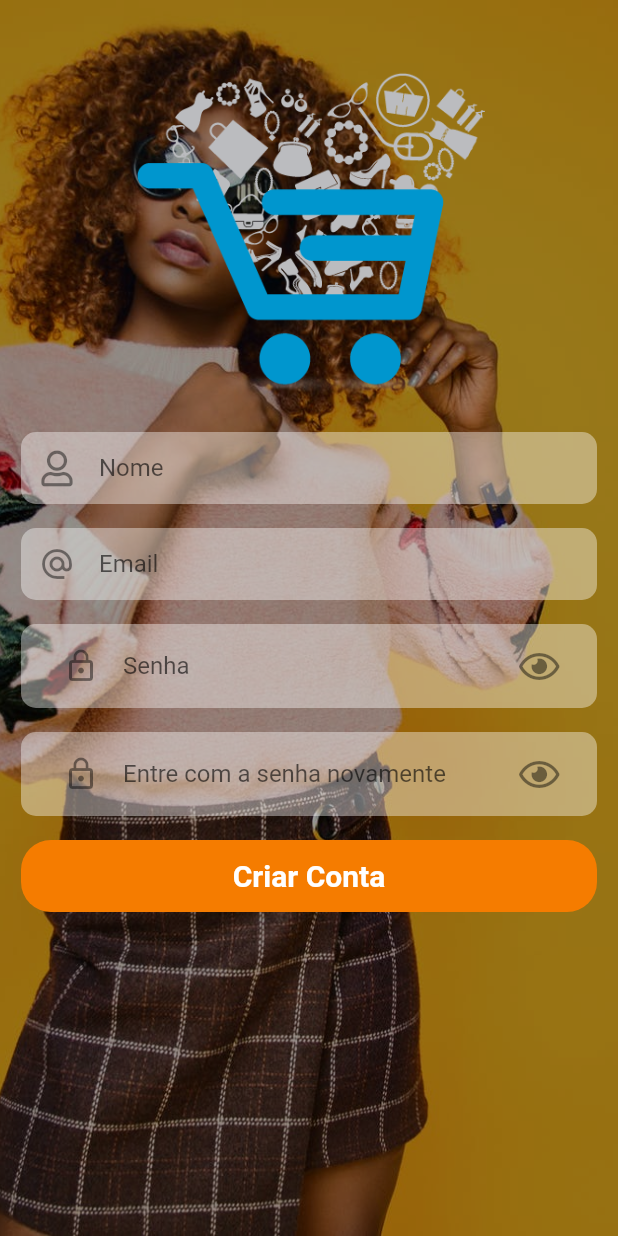
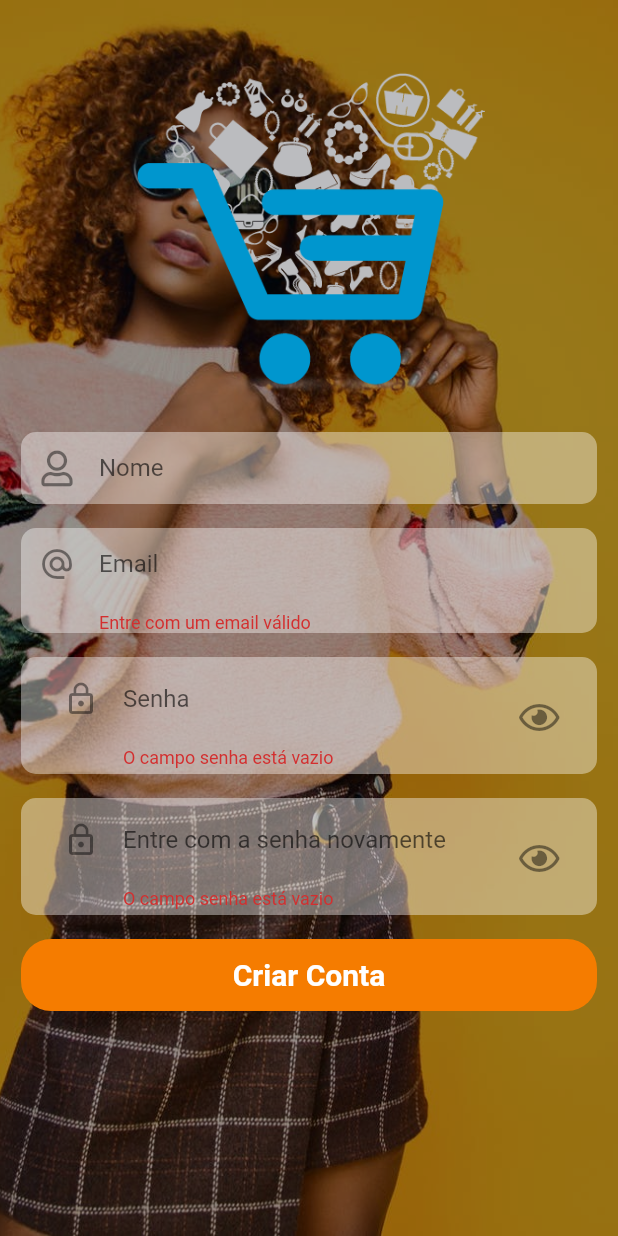
Before and after one commit to romuloufrpe/ecommerce_test, a Flutter app: the SignUp screen opened directly, after a tap on "Criar Conta", on a phone screen of 412 x 824 dp. Run offline on Flutter 3.47's test engine with Material 2 defaults, Android fonts, the phone set to English and light mode, and no system bars; our stand-ins replace carousel_pro, cloud_firestore, firebase_auth, firebase_database, fluttertoast, font_awesome_flutter and 2 more; accounts and stored records are empty.

Commit message:
Register_page

```diff
--- a/lib/db/users.dart
+++ b/lib/db/users.dart
@@ -0,0 +1,16 @@
+import 'package:firebase_database/firebase_database.dart';
+
+class UserServices {
+  FirebaseDatabase _database = FirebaseDatabase.instance;
+  String ref = "users";
+
+  createUser(Map value) {
+    String id = value["userId"];
+    _database
+        .reference()
+        .child("$ref/$id")
+        .push()
+        .set(value)
+        .catchError((e) => {print(e.toString())});
+  }
+}
--- a/lib/pages/signUp.dart
+++ b/lib/pages/signUp.dart
@@ -2,6 +2,8 @@ import 'package:flutter/material.dart';
 import 'package:cloud_firestore/cloud_firestore.dart';
 import 'package:firebase_auth/firebase_auth.dart';
 import 'package:font_awesome_flutter/font_awesome_flutter.dart';
+import 'package:historias/db/users.dart';
+import 'package:historias/ui/home.dart';
 
 class SignUp extends StatefulWidget {
   @override
@@ -11,6 +13,7 @@ class SignUp extends StatefulWidget {
 class _SignUpState extends State<SignUp> {
   final FirebaseAuth firebaseAuth = FirebaseAuth.instance;
   final _formKey = GlobalKey<FormState>();
+  UserServices _userServices = UserServices();
   TextEditingController _nameTextController = TextEditingController();
   TextEditingController _emailTextController = TextEditingController();
   TextEditingController _passwordTextController = TextEditingController();
@@ -201,7 +204,9 @@ class _SignUpState extends State<SignUp> {
                               color: Colors.orange.shade700,
                               elevation: 0.0,
                               child: MaterialButton(
-                                onPressed: () {},
+                                onPressed: () async {
+                                  validateFrom();
+                                },
                                 minWidth: MediaQuery.of(context).size.width,
                                 child: Text(
                                   "Criar Conta",
@@ -244,4 +249,31 @@ class _SignUpState extends State<SignUp> {
       }
     });
   }
+
+  Future validateFrom() async {
+    FormState formState = _formKey.currentState;
+    Map value;
+    if (formState.validate()) {
+      formState.reset();
+      FirebaseUser user = await firebaseAuth.currentUser();
+      if (user == null) {
+        firebaseAuth
+            .createUserWithEmailAndPassword(
+                email: _emailTextController.text,
+                password: _passwordTextController.text)
+            .then((user) => {
+                  value = {
+                    "username": _nameTextController.text,
+                    "email": _emailTextController.text,
+                    "userId": user.uid
+                  },
+                  _userServices.createUser(value)
+                })
+            .catchError((err) => {print(err.toString())});
+
+        Navigator.pushReplacement(
+            context, MaterialPageRoute(builder: (context) => HomePage()));
+      }
+    }
+  }
 }
--- a/pubspec.yaml
+++ b/pubspec.yaml
@@ -17,6 +17,11 @@ dependencies:
   google_sign_in: ^4.0.1+3
   shared_preferences: ^0.5.2
   fluttertoast: ^3.0.3
+  firebase_storage: ^2.1.0+1
+  image_picker: ^0.5.3+1
+  cached_network_image: ^0.7.0
+  intl: ^0.15.8
+  firebase_database: ^2.0.3
 
 dev_dependencies:
   flutter_test:
```
Also changed, not shown: lib/component/drawer.dart (+7 -1 lines), pubspec.lock.
